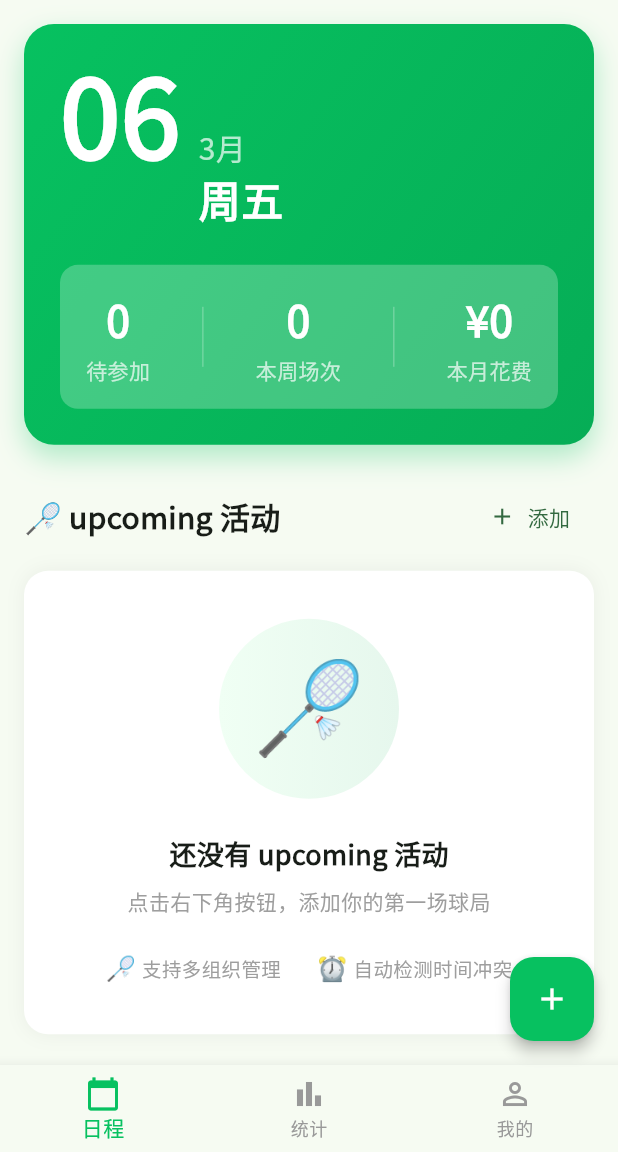
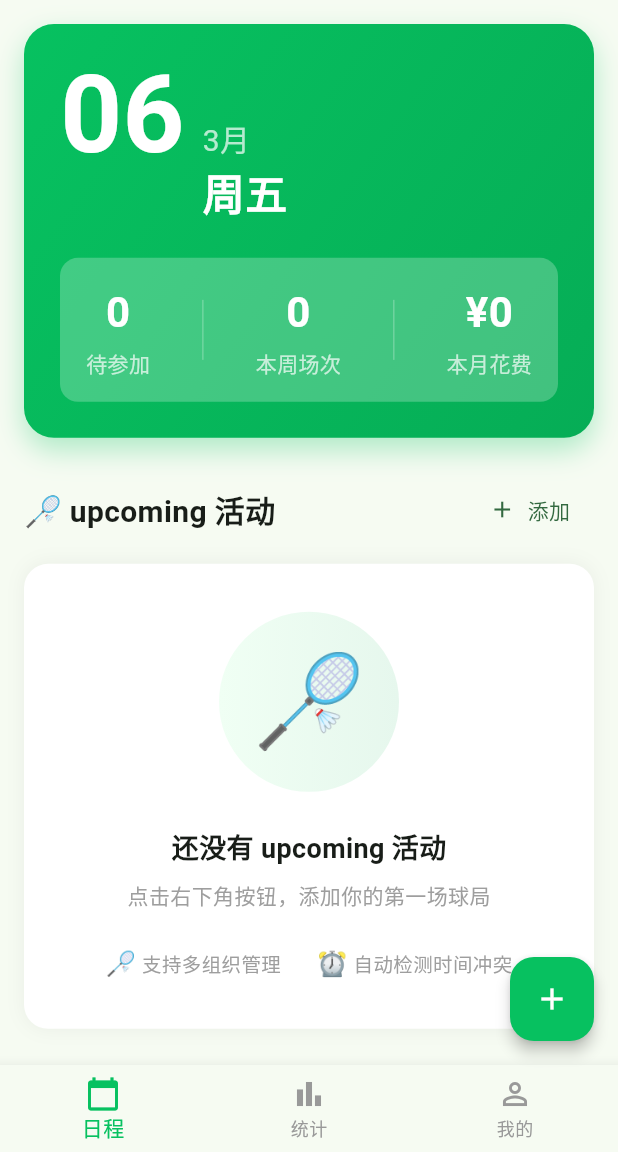
Before and after one commit to newer1996/badmintion-dairy, a Flutter app: the screen it shows after launch, on a phone screen of 412 x 824 dp, the part 84-1236 px from its top. Run offline on Flutter 3.47's test engine with Material 3 defaults, Android fonts, the phone set to English and light mode, and no system bars; our stand-ins replace sqflite; accounts and stored records are empty.

Commit message:
Fix: 移除未包含的字体文件引用
- 从 pubspec.yaml 移除 NotoSansSC 字体配置
- 从 main.dart 移除 fontFamily 设置
- 使用系统默认字体

```diff
--- a/lib/main.dart
+++ b/lib/main.dart
@@ -36,7 +36,6 @@ class BadmintonDiaryApp extends StatelessWidget {
           seedColor: const Color(0xFF07C160),
           brightness: Brightness.light,
         ),
-        fontFamily: 'NotoSansSC',
         appBarTheme: const AppBarTheme(
           centerTitle: true,
           elevation: 0,
@@ -72,7 +71,6 @@ class BadmintonDiaryApp extends StatelessWidget {
           seedColor: const Color(0xFF07C160),
           brightness: Brightness.dark,
         ),
-        fontFamily: 'NotoSansSC',
       ),
       home: const HomeScreen(),
     );
```
Also changed, not shown: pubspec.yaml (+0 -7 lines).
